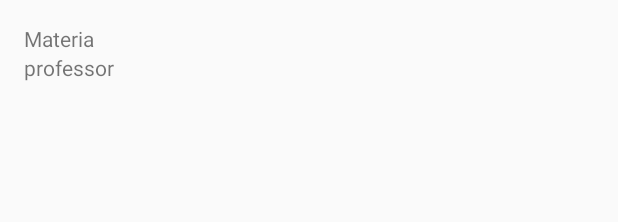
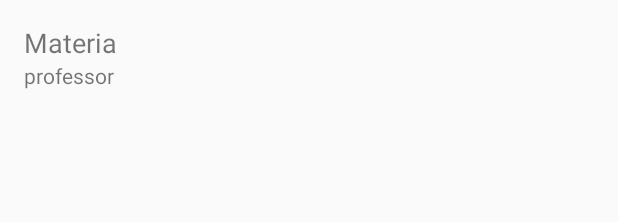
Before and after one commit to kibutzzz/SistemaEscolar, an Android app: the layout list_item_materia.xml on its own in the app's theme, with its tools: preview values and no code run, on a phone screen of 412 x 824 dp. Shown: the top 222 px of the screen. Run offline under Robolectric (Android 15) with nearby library versions, the phone set to English and light mode, and no system bars.

Commit message:
pequenas mudanças no layout do list item

```diff
--- a/app/src/main/res/layout/list_item_materia.xml
+++ b/app/src/main/res/layout/list_item_materia.xml
@@ -1,12 +1,14 @@
 <?xml version="1.0" encoding="utf-8"?>
 <LinearLayout xmlns:android="http://schemas.android.com/apk/res/android"
-    android:orientation="vertical" android:layout_width="match_parent"
-    android:layout_height="match_parent"
+    android:orientation="vertical"
+    android:layout_width="match_parent"
+    android:layout_height="wrap_content"
     android:padding="16dp">
     <android.support.v7.widget.AppCompatTextView
         android:id="@+id/view_id"
         android:layout_width="wrap_content"
         android:layout_height="wrap_content"
+        android:textSize="18dp"
         android:text="Materia"/>
     <android.support.v7.widget.AppCompatTextView
         android:layout_width="wrap_content"
```
